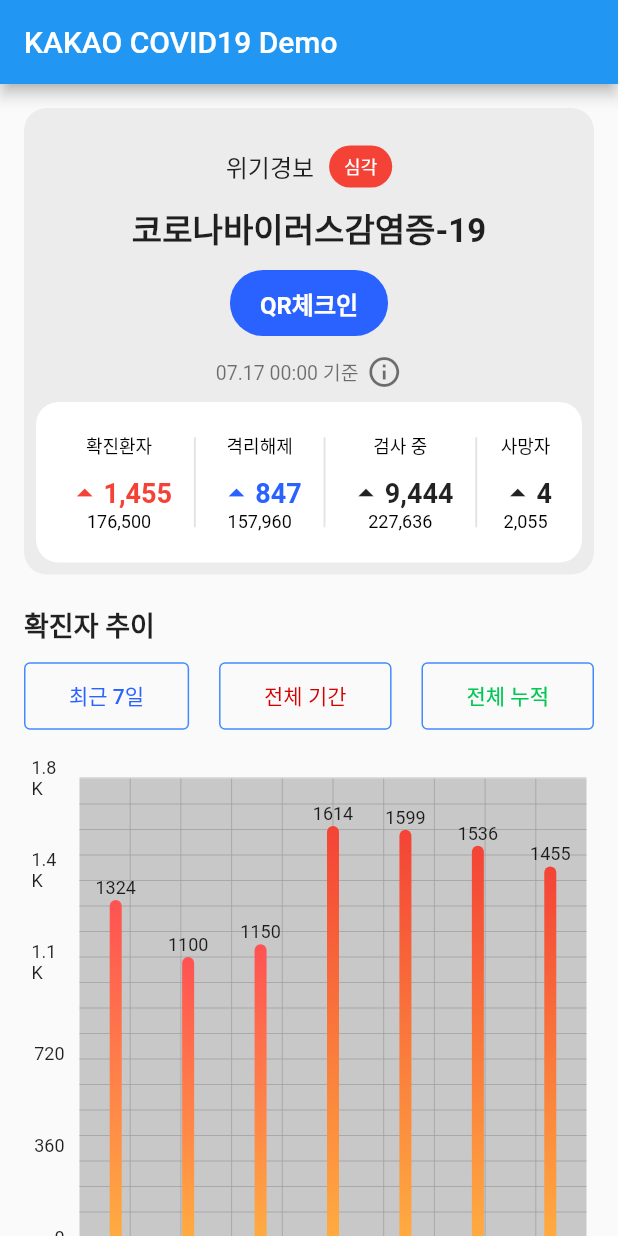
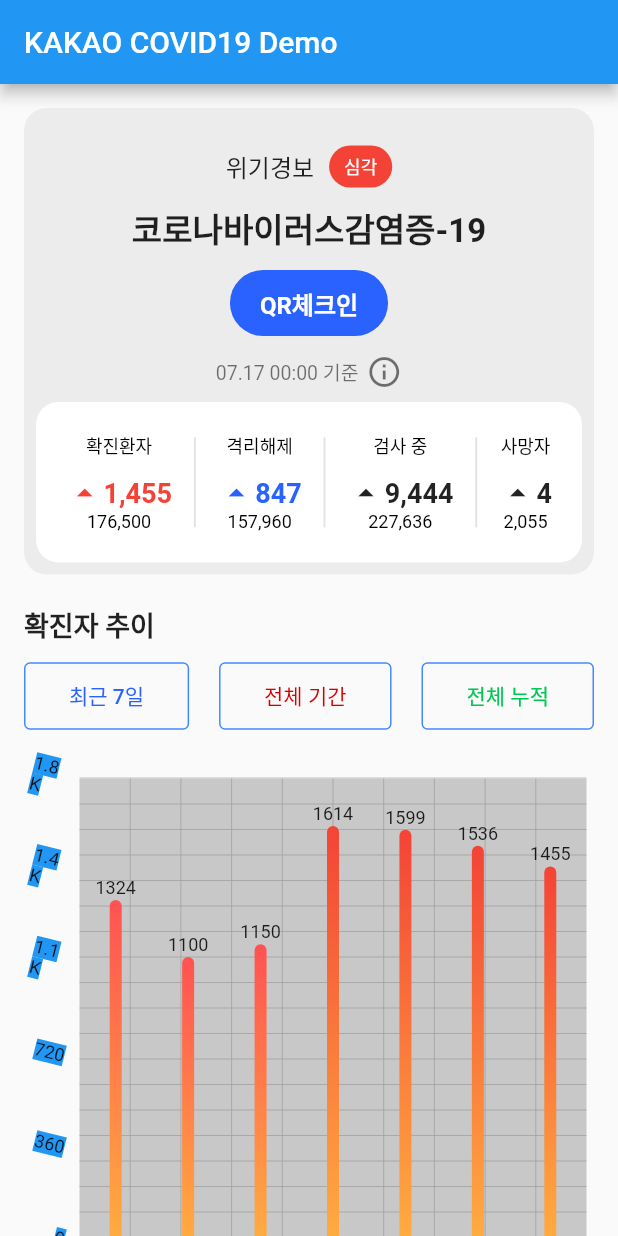
Before and after one commit to any1ok/kakao_covid_clone, a Flutter app: the screen it shows after launch, on a phone screen of 412 x 824 dp. Run offline on Flutter 3.47's test engine with Material 2 defaults, Android fonts, the phone set to English and light mode, and no system bars; drawn by our look-alikes of fl_chart.

Commit message:
틀잡기기

```diff
--- a/lib/main.dart
+++ b/lib/main.dart
@@ -281,7 +281,8 @@ class _MyCovid19PageState extends State<MyCovid19Page> {
                   topTitles: SideTitles(
                     //showTitles: true,
                   ),
-                  bottomTitles: SideTitles(
+
+                  bottomTitles: SideTitles( //그냥 아래두기
                     showTitles: true,
                     getTextStyles: (context,value) => const TextStyle(
                         color: Colors.black87,
@@ -309,9 +310,10 @@ class _MyCovid19PageState extends State<MyCovid19Page> {
                       }
                     },
                   ),
-                  leftTitles: SideTitles(
+                  leftTitles: SideTitles( // 왼쪽 타이틀
                     showTitles: true,
                     getTextStyles: (context,value) => const TextStyle(
+                      backgroundColor: Colors.blue,
                       color: Colors.black87,
                       //fontWeight: FontWeight.bold,
                       fontSize: 12,
@@ -319,12 +321,13 @@ class _MyCovid19PageState extends State<MyCovid19Page> {
                     ),
                     interval: 360.0,
                     margin: 10,
+                    rotateAngle: 14 // 기울기도 설정가능
                   ),
                 ),
-                  borderData: FlBorderData(
+                  borderData: FlBorderData( // 겉 테두리
                     border: Border(
-                      top: BorderSide(color: Colors.black12),
-                      bottom: BorderSide(color: Colors.black12),
+                      top: BorderSide(color: Colors.black12), //위쪽
+                      bottom: BorderSide(color: Colors.black12), //아래쪽
                       //left: BorderSide(color: Colors.red),
                     ),
                     show: true,
@@ -332,14 +335,14 @@ class _MyCovid19PageState extends State<MyCovid19Page> {
                   barGroups: [
                     BarChartGroupData(
                       x: 0,
-                      barRods: [
-                        BarChartRodData(
+                      barRods: [ // 막대기
+                        BarChartRodData( // 차트 막대기 데이타
                           borderRadius: BorderRadius.vertical(
                             top: Radius.circular(10),
                           ),
                           y: 1324,
                           //gradientFrom: Offset(0.5, 1), // 그라디언트
-                          colors: [Colors.orangeAccent, Colors.redAccent],
+                          colors: [Colors.orangeAccent, Colors.redAccent], //그라데이션 가능
                         )
                       ],
                       showingTooltipIndicators: [0],
```
